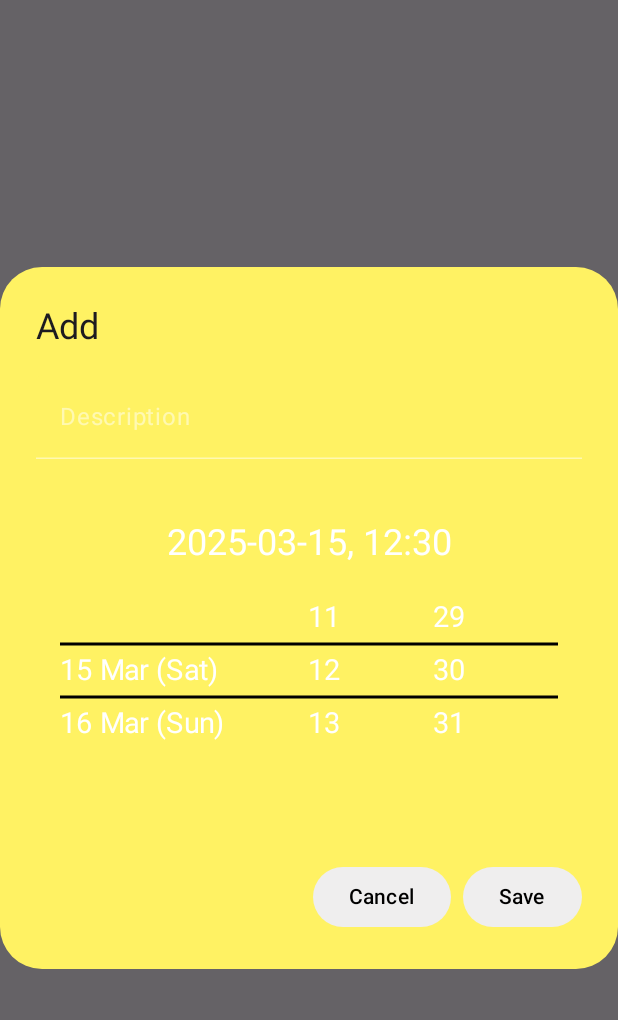
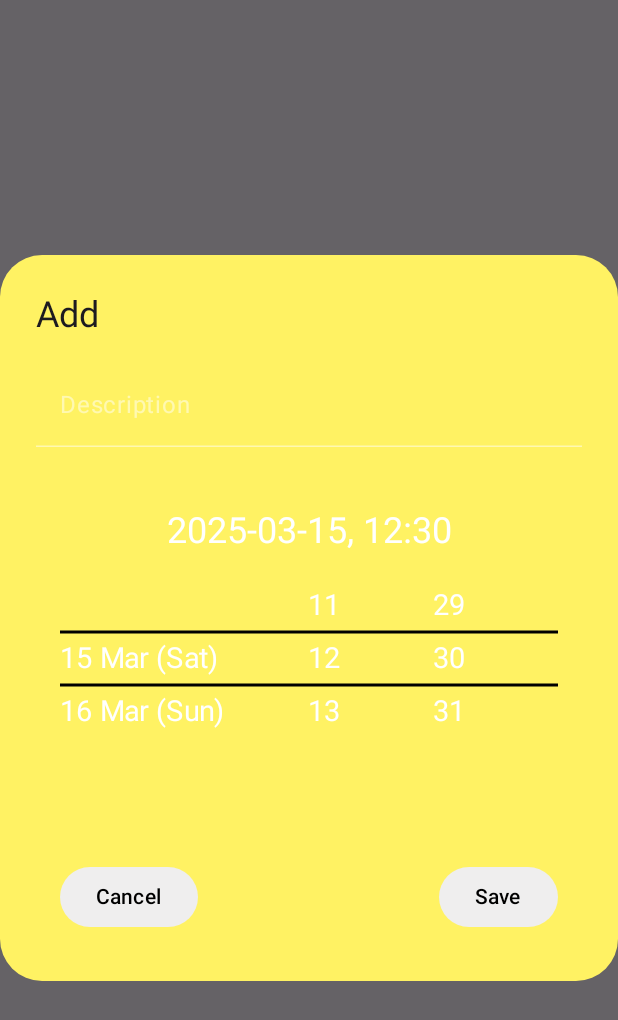
Before and after one commit to BogdanDohtarenko/PetEmotions, an Android app built with Jetpack Compose: the composable EditTimetableDialog called with empty values, on a phone screen of 412 x 824 dp. Shown: the top 1020 px of the screen. Run offline under Robolectric (Android 15) with nearby library versions, the phone set to English and light mode, and no system bars; our stand-ins replace accompanist.

Commit message:
// 20. size of edit timetable dialog // 21. colors of edit timetable dialog // 22. date displaying // 23. buttons and title in timetable dialog

```diff
--- a/app/src/main/java/com/ideasapp/petemotions/presentation/activity/MainActivity.kt
+++ b/app/src/main/java/com/ideasapp/petemotions/presentation/activity/MainActivity.kt
@@ -28,10 +28,8 @@ import dagger.hilt.android.AndroidEntryPoint
 // 15. monday display problem in timetable dialog
 // 16. amend some stateful composable functions
 // 17. snack bars
-// 20. size of edit timetable dialog
-// 21. colors of edit timetable dialog
-// 22. date displaying
-// 23.
+// 24. vibration while scrolling dates in picker
+// 25. error: cant edit timetable items !!!
 @AndroidEntryPoint
 class MainActivity : ComponentActivity() {
 
--- a/app/src/main/java/com/ideasapp/petemotions/presentation/ui/screens/timetable/DatePicker.kt
+++ b/app/src/main/java/com/ideasapp/petemotions/presentation/ui/reusableElements/DatePicker.kt
@@ -1,4 +1,4 @@
-package com.ideasapp.petemotions.presentation.ui.screens.timetable
+package com.ideasapp.petemotions.presentation.ui.reusableElements
 
 import androidx.compose.foundation.layout.Box
 import androidx.compose.foundation.layout.fillMaxSize
@@ -21,7 +21,6 @@ import androidx.compose.ui.graphics.Color
 import androidx.compose.ui.platform.LocalContext
 import androidx.compose.ui.unit.dp
 import androidx.compose.ui.unit.sp
-import com.ideasapp.petemotions.presentation.ui.reusableElements.Border
 import com.ideasapp.petemotions.presentation.ui.theme.MainTheme
 import com.ideasapp.petemotions.presentation.util.PickerUtil.COUNT_OF_VISIBLE_ITEMS
 import com.ideasapp.petemotions.presentation.util.PickerUtil.ITEM_HEIGHT
--- a/app/src/main/java/com/ideasapp/petemotions/presentation/ui/reusableElements/DateTimePicker.kt
+++ b/app/src/main/java/com/ideasapp/petemotions/presentation/ui/reusableElements/DateTimePicker.kt
@@ -20,9 +20,6 @@ import androidx.compose.ui.Alignment
 import androidx.compose.ui.Modifier
 import androidx.compose.ui.unit.dp
 import com.ideasapp.petemotions.presentation.activity.MainActivity.Companion.TIMETABLE_LOG_TAG
-import com.ideasapp.petemotions.presentation.ui.screens.timetable.DatePicker
-import com.ideasapp.petemotions.presentation.ui.screens.timetable.HourPicker
-import com.ideasapp.petemotions.presentation.ui.screens.timetable.MinutePicker
 import com.ideasapp.petemotions.presentation.ui.theme.MainTheme
 import java.time.LocalDate
 import java.time.ZoneId
--- a/app/src/main/java/com/ideasapp/petemotions/presentation/ui/screens/calendar/MonthDropDownMenu.kt
+++ b/app/src/main/java/com/ideasapp/petemotions/presentation/ui/reusableElements/MonthDropDownMenu.kt
@@ -1,4 +1,4 @@
-package com.ideasapp.petemotions.presentation.ui.screens.calendar
+package com.ideasapp.petemotions.presentation.ui.reusableElements
 
 import androidx.compose.foundation.layout.Box
 import androidx.compose.foundation.layout.Row
--- a/app/src/main/java/com/ideasapp/petemotions/presentation/ui/screens/timetable/TimePicker.kt
+++ b/app/src/main/java/com/ideasapp/petemotions/presentation/ui/reusableElements/TimePicker.kt
@@ -1,4 +1,4 @@
-package com.ideasapp.petemotions.presentation.ui.screens.timetable
+package com.ideasapp.petemotions.presentation.ui.reusableElements
 
 import androidx.compose.foundation.layout.Box
 import androidx.compose.foundation.layout.fillMaxSize
@@ -20,7 +20,6 @@ import androidx.compose.ui.Modifier
 import androidx.compose.ui.graphics.Color
 import androidx.compose.ui.unit.dp
 import androidx.compose.ui.unit.sp
-import com.ideasapp.petemotions.presentation.ui.reusableElements.Border
 import com.ideasapp.petemotions.presentation.ui.theme.MainTheme
 import com.ideasapp.petemotions.presentation.util.PickerUtil.COUNT_OF_VISIBLE_ITEMS
 import com.ideasapp.petemotions.presentation.util.PickerUtil.ITEM_HEIGHT
--- a/app/src/main/java/com/ideasapp/petemotions/presentation/ui/screens/timetable/EditTimetableDialog.kt
+++ b/app/src/main/java/com/ideasapp/petemotions/presentation/ui/screens/timetable/EditTimetableDialog.kt
@@ -1,41 +1,30 @@
 package com.ideasapp.petemotions.presentation.ui.screens.timetable
 
-import android.util.Log
-import androidx.compose.foundation.background
 import androidx.compose.foundation.layout.Arrangement
 import androidx.compose.foundation.layout.Column
 import androidx.compose.foundation.layout.Row
 import androidx.compose.foundation.layout.Spacer
-import androidx.compose.foundation.layout.fillMaxHeight
-import androidx.compose.foundation.layout.fillMaxSize
 import androidx.compose.foundation.layout.fillMaxWidth
 import androidx.compose.foundation.layout.height
-import androidx.compose.foundation.layout.heightIn
 import androidx.compose.foundation.layout.padding
 import androidx.compose.material3.AlertDialog
 import androidx.compose.material3.Button
-import androidx.compose.material3.ButtonColors
-import androidx.compose.material3.MaterialTheme
+import androidx.compose.material3.ButtonDefaults
 import androidx.compose.material3.Text
 import androidx.compose.material3.TextField
 import androidx.compose.material3.TextFieldDefaults
 import androidx.compose.runtime.Composable
-import androidx.compose.runtime.LaunchedEffect
 import androidx.compose.runtime.getValue
-import androidx.compose.runtime.mutableIntStateOf
 import androidx.compose.runtime.mutableLongStateOf
 import androidx.compose.runtime.mutableStateOf
 import androidx.compose.runtime.remember
 import androidx.compose.runtime.setValue
-import androidx.compose.ui.Alignment
 import androidx.compose.ui.Modifier
+import androidx.compose.ui.text.style.TextAlign
 import androidx.compose.ui.unit.dp
 import com.ideasapp.petemotions.domain.entity.timetable.TimetableItem
-import com.ideasapp.petemotions.presentation.activity.MainActivity.Companion.TIMETABLE_LOG_TAG
 import com.ideasapp.petemotions.presentation.ui.reusableElements.DateTimePicker
 import com.ideasapp.petemotions.presentation.ui.theme.MainTheme
-import java.time.LocalDate
-import java.time.ZoneId
 
 
 @Composable
@@ -44,47 +33,52 @@ fun EditTimetableDialog(
     onDismiss: () -> Unit,
     onSave: (TimetableItem) -> Unit
 ) {
-    var description by remember {mutableStateOf(item?.description ?: "")}
+    val description by remember {mutableStateOf(item?.description ?: "")}
     var dateTime by remember {mutableLongStateOf(item?.dateTime ?: System.currentTimeMillis())}
 
     AlertDialog(
         onDismissRequest = onDismiss,
-        title = { Text(text = if (item == null) "Add" else "Edit") },
+        title = {
+            AddEditTitle(item)
+        },
         text = {
             Column(
                 modifier = Modifier
                     .fillMaxWidth()
                     .height(300.dp)
             ) {
-                TextField(
-                    value = description,
-                    onValueChange = {description = it},
-                    label = {Text("Description")},
-                    colors = TextFieldDefaults.colors(
-                        unfocusedContainerColor = MainTheme.colors.mainColor,
-                        unfocusedTextColor = MainTheme.colors.singleTheme,
-                        focusedContainerColor = MainTheme.colors.mainColor,
-                        focusedTextColor = MainTheme.colors.singleTheme,
-                        cursorColor = MainTheme.colors.singleTheme,
-                        focusedIndicatorColor = MainTheme.colors.singleTheme,
-                        unfocusedIndicatorColor = MainTheme.colors.singleTheme.copy(alpha = 0.5f),
-                        focusedLabelColor = MainTheme.colors.singleTheme,
-                        unfocusedLabelColor = MainTheme.colors.singleTheme.copy(alpha = 0.5f)
-                    ),
-                    modifier = Modifier.fillMaxWidth()
-                )
+                CustomTextField(description)
                 Spacer( modifier = Modifier.height(8.dp) )
                 DateTimePicker { dateTimeInMillis -> dateTime = dateTimeInMillis}
             }
         },
         confirmButton = {
+            CanselSaveButtons(onDismiss, item, description, dateTime, onSave)
+        },
+        containerColor = MainTheme.colors.mainColor,
+    )
+}
+
+@Composable
+private fun AddEditTitle(item : TimetableItem?) {
+    Text(text = if (item == null) "Add" else "Edit", textAlign = TextAlign.Center, modifier = Modifier)
+}
+
+@Composable
+private fun CustomTextField(description : String) {
+    var description1 = description
+    TextField(value = description1, onValueChange = {description1 = it}, label = {Text("Description")}, colors = TextFieldDefaults.colors(unfocusedContainerColor = MainTheme.colors.mainColor, unfocusedTextColor = MainTheme.colors.singleTheme, focusedContainerColor = MainTheme.colors.mainColor, focusedTextColor = MainTheme.colors.singleTheme, cursorColor = MainTheme.colors.singleTheme, focusedIndicatorColor = MainTheme.colors.singleTheme, unfocusedIndicatorColor = MainTheme.colors.singleTheme.copy(alpha = 0.5f), focusedLabelColor = MainTheme.colors.singleTheme, unfocusedLabelColor = MainTheme.colors.singleTheme.copy(alpha = 0.5f)), modifier = Modifier.fillMaxWidth())
+}
+
+@Composable
+private fun CanselSaveButtons(onDismiss : ()->Unit, item : TimetableItem?, description : String, dateTime : Long, onSave : (TimetableItem)->Unit) {
+    Row(modifier = Modifier.fillMaxWidth().padding(horizontal = 16.dp, vertical = 8.dp), horizontalArrangement = Arrangement.SpaceBetween) {
+        Button(onClick = onDismiss, colors = ButtonDefaults.buttonColors(containerColor = MainTheme.colors.buttonColor, contentColor = MainTheme.colors.oppositeTheme, disabledContentColor = MainTheme.colors.oppositeTheme, disabledContainerColor = MainTheme.colors.buttonColor.copy(alpha = 0.5f))) {
+            Text("Cancel")
+        }
         Button(onClick = {
             val newItem = if (item != null) {
-                    TimetableItem(
-                        description = description,
-                        dateTime = dateTime,
-                        id = item.id
-                    )
+                TimetableItem(description = description, dateTime = dateTime, id = item.id)
             } else {
                 TimetableItem(
                     description = description,
@@ -92,33 +86,8 @@ fun EditTimetableDialog(
                 )
             }
             onSave(newItem)
-                },
-                colors = ButtonColors(
-                    containerColor = MainTheme.colors.buttonColor,
-                    contentColor = MainTheme.colors.oppositeTheme,
-                    disabledContentColor = MainTheme.colors.oppositeTheme,
-                    disabledContainerColor = MainTheme.colors.buttonColor.copy(alpha = 0.5f)
-                    )
-            )  {
-                Text(
-                    "Save",
-                    modifier = Modifier.background(MainTheme.colors.buttonColor)
-                )
+        }, colors = ButtonDefaults.buttonColors(containerColor = MainTheme.colors.buttonColor, contentColor = MainTheme.colors.oppositeTheme, disabledContentColor = MainTheme.colors.oppositeTheme, disabledContainerColor = MainTheme.colors.buttonColor.copy(alpha = 0.5f))) {
+            Text("Save")
         }
-        },
-        dismissButton = {
-            Button(
-                onClick = onDismiss,
-                colors = ButtonColors(
-                    containerColor = MainTheme.colors.buttonColor,
-                    contentColor = MainTheme.colors.oppositeTheme,
-                    disabledContentColor = MainTheme.colors.oppositeTheme,
-                    disabledContainerColor = MainTheme.colors.buttonColor.copy(alpha = 0.5f)
-                )
-            ) {
-                Text("Cancel")
     }
-        },
-        containerColor = MainTheme.colors.mainColor,
-    )
 }
--- a/app/src/main/java/com/ideasapp/petemotions/presentation/ui/screens/timetable/ListItem.kt
+++ b/app/src/main/java/com/ideasapp/petemotions/presentation/ui/screens/timetable/ListItem.kt
@@ -18,8 +18,8 @@ import androidx.compose.ui.unit.dp
 import androidx.compose.ui.unit.sp
 import com.ideasapp.petemotions.domain.entity.timetable.TimetableItem
 import com.ideasapp.petemotions.presentation.ui.theme.MainTheme
-import com.ideasapp.petemotions.presentation.ui.screens.statistics.millisToLocalDateAndTime
-import com.ideasapp.petemotions.presentation.ui.screens.statistics.toDateTimeString
+import com.ideasapp.petemotions.presentation.util.millisToLocalDateAndTime
+import com.ideasapp.petemotions.presentation.util.toDateTimeString
 
 @Composable
 fun ListItem(item: TimetableItem, onClick: () -> Unit, onLongClick: () -> Unit) {
--- a/app/src/main/java/com/ideasapp/petemotions/presentation/ui/screens/statistics/MillisUtil.kt
+++ b/app/src/main/java/com/ideasapp/petemotions/presentation/util/MillisUtil.kt
@@ -1,4 +1,4 @@
-package com.ideasapp.petemotions.presentation.ui.screens.statistics
+package com.ideasapp.petemotions.presentation.util
 
 import java.time.Instant
 import java.time.LocalDate
```
Lines whose indentation alone changed are shown as unchanged.
